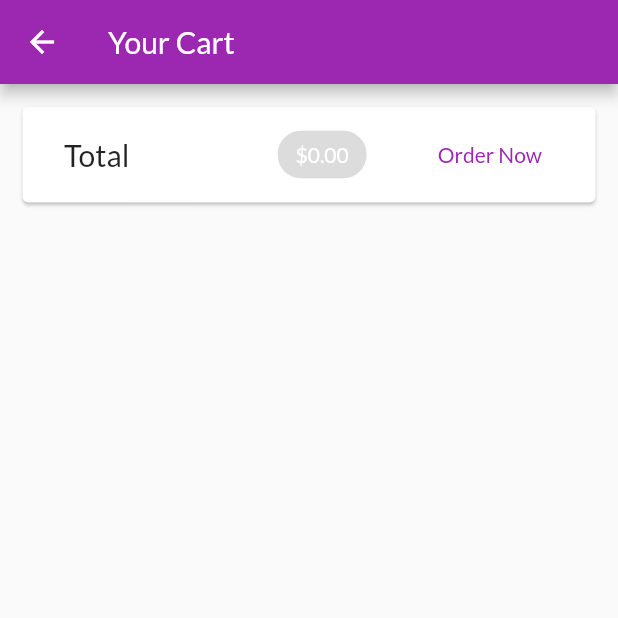
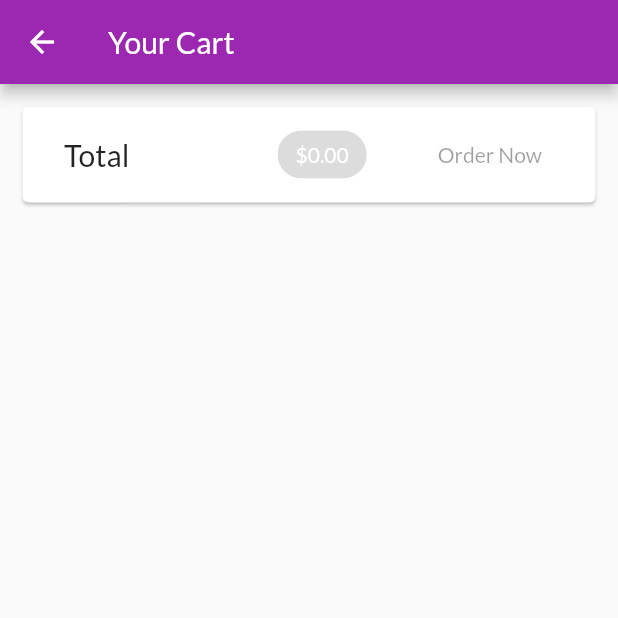
Before and after one commit to msarifin29/belanja_app, a Flutter app: the CartScreen screen opened by its route, on a phone screen of 412 x 824 dp, the top half of it. Run offline on Flutter 3.47's test engine with Material 2 defaults, Android fonts, the phone set to English and light mode, and no system bars; network calls fail.

Commit message:
storing orders in the web

```diff
--- a/lib/provider/order.dart
+++ b/lib/provider/order.dart
@@ -1,17 +1,27 @@
+import 'dart:convert';
+
 import 'package:belanja_app/provider/cart.dart';
 import 'package:flutter/foundation.dart';
+import 'package:http/http.dart' as http;
 
 class OrderItem {
-  final String id;
+  final String? id;
   final double amount;
   final List<CartItem> products;
   final DateTime dateTime;
 
   OrderItem(
-      {required this.id,
+      {this.id,
       required this.amount,
       required this.products,
       required this.dateTime});
+
+  Map toJson() => {
+        'id': id!,
+        'amount': amount,
+        'products': products,
+        'dateTime': dateTime.toIso8601String(),
+      };
 }
 
 class Orders with ChangeNotifier {
@@ -22,14 +32,37 @@ class Orders with ChangeNotifier {
     return [..._orders];
   }
 
-  void addOrder(List<CartItem> cartProduct, double total) {
+  Future<void> addOrder(List<CartItem> cartProduct, double total) async {
+    final url = Uri.parse(
+      'https://belanja-app-1015a-default-rtdb.firebaseio.com/orders.json',
+    );
+    final timeStep = DateTime.now();
+
+    try {
+      final response = await http.post(url,
+          body: json.encode({
+            'amount': total,
+            'dateTime': timeStep.toIso8601String(),
+            'products': cartProduct
+                .map((cp) => {
+                      'id': cp.id,
+                      'title': cp.title,
+                      'quantity': cp.quantity,
+                      'price': cp.price
+                    })
+                .toList()
+          }));
+
       _orders.insert(
           0,
           OrderItem(
-            id: DateTime.now().toString(),
+              id: json.decode(response.body)['name'],
               amount: total,
               products: cartProduct,
-            dateTime: DateTime.now()));
+              dateTime: timeStep));
       notifyListeners();
+    } catch (error) {
+      throw UnsupportedError('Cannot conver to JSon');
     }
   }
+}
--- a/lib/screen/cart_screen.dart
+++ b/lib/screen/cart_screen.dart
@@ -37,13 +37,7 @@ class CartScreen extends StatelessWidget {
                       labelStyle: TextStyle(
                           color: Theme.of(context).colorScheme.onPrimary),
                     ),
-                    TextButton(
-                        onPressed: () {
-                          Provider.of<Orders>(context, listen: false).addOrder(
-                              cart.items.values.toList(), cart.totalAmount);
-                          cart.clear();
-                        },
-                        child: const Text('Order Now'))
+                    OrderButton(cart: cart)
                   ]),
             ),
           ),
@@ -64,3 +58,39 @@ class CartScreen extends StatelessWidget {
     );
   }
 }
+
+class OrderButton extends StatefulWidget {
+  const OrderButton({
+    Key? key,
+    required this.cart,
+  }) : super(key: key);
+
+  final Cart cart;
+
+  @override
+  State<OrderButton> createState() => _OrderButtonState();
+}
+
+class _OrderButtonState extends State<OrderButton> {
+  var _isLoading = false;
+  @override
+  Widget build(BuildContext context) {
+    return TextButton(
+        onPressed: (widget.cart.totalAmount <= 0 || _isLoading)
+            ? null
+            : () async {
+                setState(() {
+                  _isLoading = true;
+                });
+                await Provider.of<Orders>(context, listen: false).addOrder(
+                    widget.cart.items.values.toList(), widget.cart.totalAmount);
+                setState(() {
+                  _isLoading = false;
+                });
+                widget.cart.clear();
+              },
+        child: _isLoading
+            ? const CircularProgressIndicator()
+            : const Text('Order Now'));
+  }
+}
```
Also changed, not shown: lib/provider/cart.dart (+7 -0 lines). Lines whose indentation alone changed are shown as unchanged.
